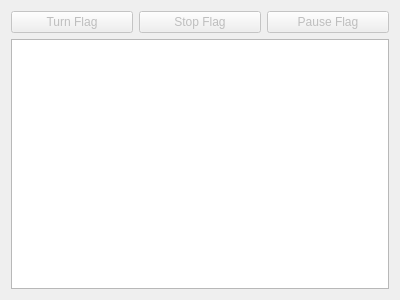
wvu-irl/cataglyphis3-software, file cataglyphis_gui/qt_project_src/cataglyphis_gui/exec_info_queue_form.ui: the form before one commit.
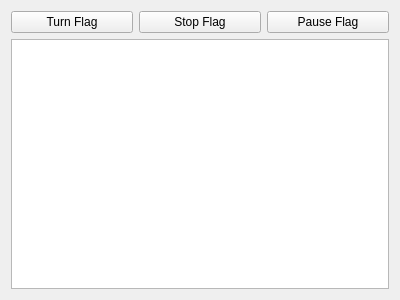
The form after the commit.

Diff of the .ui file:
```diff
--- a/cataglyphis_gui/qt_project_src/cataglyphis_gui/exec_info_queue_form.ui
+++ b/cataglyphis_gui/qt_project_src/cataglyphis_gui/exec_info_queue_form.ui
@@ -19,7 +19,7 @@
      <item>
       <widget class="QPushButton" name="turn_flag_button">
        <property name="enabled">
-        <bool>false</bool>
+        <bool>true</bool>
        </property>
        <property name="text">
         <string>Turn Flag</string>
@@ -32,7 +32,7 @@
      <item>
       <widget class="QPushButton" name="stop_flag_button">
        <property name="enabled">
-        <bool>false</bool>
+        <bool>true</bool>
        </property>
        <property name="text">
         <string>Stop Flag</string>
@@ -45,7 +45,7 @@
      <item>
       <widget class="QPushButton" name="pause_flag_button">
        <property name="enabled">
-        <bool>false</bool>
+        <bool>true</bool>
        </property>
        <property name="text">
         <string>Pause Flag</string>
```
